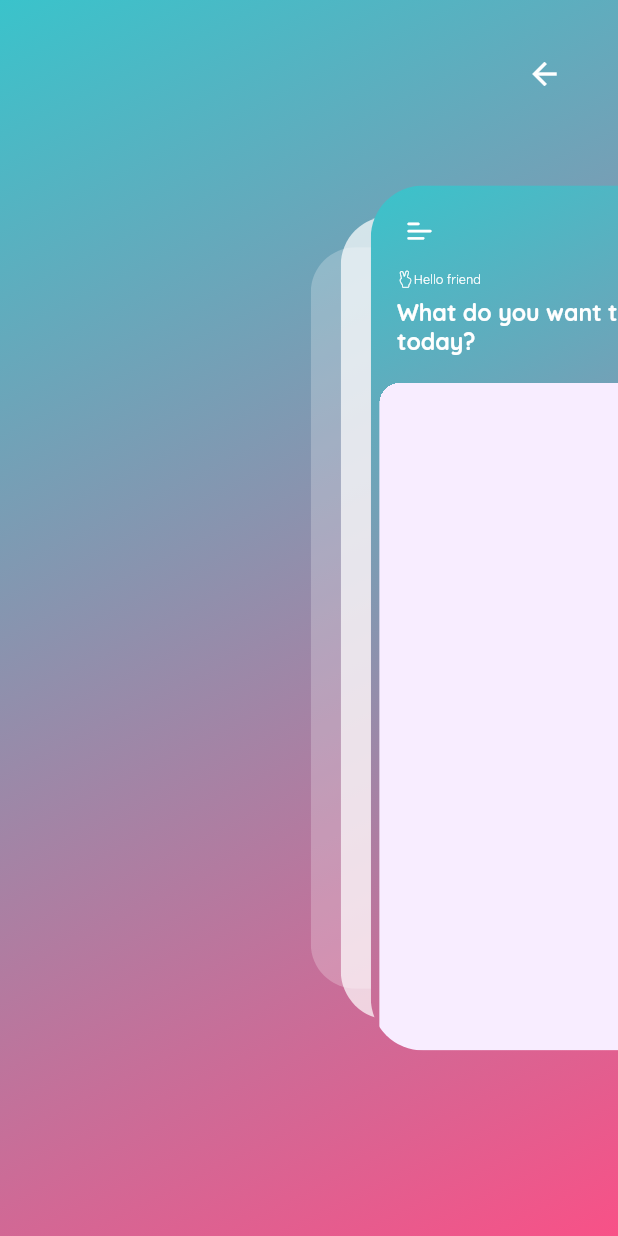
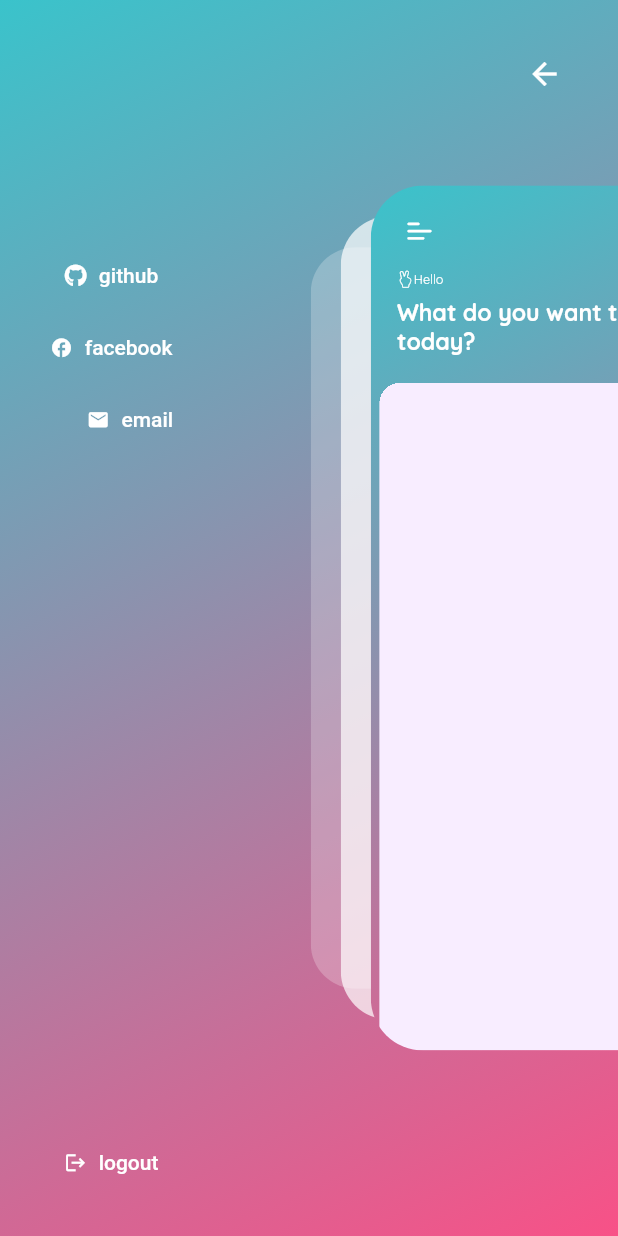
Before and after one commit to HoangHieuS/study-app-flutter, a Flutter app: the HomeScreen screen opened by its route, after a tap on an icon or button, on a phone screen of 412 x 824 dp. Run offline on Flutter 3.47's test engine with Material 2 defaults, Android fonts, the phone set to English and light mode, and no system bars; drawn by our look-alikes of flutter_zoom_drawer; our stand-ins replace cached_network_image, cloud_firestore, firebase_auth, firebase_core, firebase_storage, flutter_svg and 5 more; accounts and stored records are empty; project files that could hold a hidden picture were left out.

Commit message:
Design Menu Drawer & SignIn-SignOut Features

```diff
--- a/lib/controllers/controllers.dart
+++ b/lib/controllers/controllers.dart
@@ -1,4 +1,4 @@
 export 'question_papers/data_uploader.dart';
-export 'question_papers/question_paper_controller.dart';
+export 'question_papers/quiz_paper_controller.dart';
 export '../features/auth/controllers/auth_controller.dart';
 export 'theme_controller.dart';
--- a/lib/controllers/question_papers/question_paper_controller.dart
+++ b/lib/controllers/question_papers/quiz_paper_controller.dart
@@ -6,7 +6,7 @@ import 'package:get/get.dart';
 
 import '../../firebase/references.dart';
 
-class QuestionPaperController extends GetxController {
+class QuizPaperController extends GetxController {
   final allPapers = <QuestionPaperModel>[].obs;
 
   @override
@@ -44,7 +44,7 @@ class QuestionPaperController extends GetxController {
         Get.back();
         //Get.offNamed(page);
       } else {
-       // Get.toNamed('/questions', arguments: paper);
+        // Get.toNamed('/questions', arguments: paper);
       }
     } else {
       _authController.showLoginAleartDialogue();
--- a/lib/widgets/widgets.dart
+++ b/lib/core/core.dart
@@ -1,3 +1,3 @@
 export 'circle_button.dart';
 export 'dialog/dialog_widget.dart';
-export 'core/commom/app_logger.dart';
+export 'commom/app_logger.dart';
--- a/lib/widgets/dialog/dialog_widget.dart
+++ b/lib/core/dialog/dialog_widget.dart
@@ -12,6 +12,8 @@ class Dialogs {
   static Widget questionStartDialogue({required VoidCallback onTap}) {
     return AlertDialog(
       content: Column(
+        mainAxisSize: MainAxisSize.min,
+        crossAxisAlignment: CrossAxisAlignment.start,
         children: const [
           Text(
             'Hi...',
--- a/lib/features/home/controllers/home_controller.dart
+++ b/lib/features/home/controllers/home_controller.dart
@@ -1,13 +1,16 @@
+import 'package:firebase_auth/firebase_auth.dart';
+import 'package:flutter_study_app/controllers/controllers.dart';
 import 'package:flutter_zoom_drawer/flutter_zoom_drawer.dart';
 import 'package:get/get.dart';
 import 'package:url_launcher/url_launcher.dart';
 
 class HomeController extends GetxController {
   final zoomDrawerController = ZoomDrawerController();
+  Rxn<User?> user = Rxn();
 
   @override
   void onReady() {
-
+    user.value = Get.find<AuthController>().getUser();
     super.onReady();
   }
 
@@ -16,19 +19,28 @@ class HomeController extends GetxController {
     update();
   }
 
-  void signOut() {}
+  void signOut() {
+    Get.find<AuthController>().signOut();
+  }
 
   void signIn() {}
 
-  void website() {}
+  void github() {
+    _launchUrl('https://github.com/HoangHieuS');
+  }
+
+  void facebook() {
+    _launchUrl('https://github.com/HoangHieuS');
+  }
 
   void email() {
     final Uri emailLaunchUri = Uri(scheme: 'mailto', path: 'info@gmail.com');
-    _launchUrl(emailLaunchUri);
+    _launchUrl(emailLaunchUri.toString());
   }
 
-  Future<void> _launchUrl(Uri url) async {
-    if (!await launchUrl(url))  {
+  Future<void> _launchUrl(String url) async {
+    Uri uri = Uri.parse(url);
+    if (!await launchUrl(uri)) {
       throw 'Could not launch $url';
     }
   }
--- a/lib/features/home/screens/home_screen.dart
+++ b/lib/features/home/screens/home_screen.dart
@@ -1,19 +1,23 @@
 import 'package:flutter/material.dart';
 import 'package:flutter_study_app/configs/themes/themes.dart';
-import 'package:flutter_study_app/controllers/question_papers/question_paper_controller.dart';
+import 'package:flutter_study_app/controllers/question_papers/quiz_paper_controller.dart';
 import 'package:flutter_study_app/features/home/widgets/content_area.dart';
 import 'package:flutter_study_app/features/features.dart';
-import 'package:flutter_study_app/widgets/circle_button.dart';
+import 'package:flutter_study_app/core/circle_button.dart';
 import 'package:flutter_zoom_drawer/flutter_zoom_drawer.dart';
 import 'package:flutter_study_app/features/home/controllers/home_controller.dart';
 import 'package:get/get.dart';
 
+import '../../auth/controllers/auth_controller.dart';
+
 class HomeScreen extends GetView<HomeController> {
+  static const String routeName = '/home';
   const HomeScreen({super.key});
 
   @override
   Widget build(BuildContext context) {
-    QuestionPaperController quesitonController = Get.find();
+    QuizPaperController quesitonController = Get.find();
+    final user = Get.find<AuthController>().getUser();
     return Scaffold(
       body: GetBuilder<HomeController>(
         builder: (_) {
@@ -51,7 +55,7 @@ class HomeScreen extends GetView<HomeController> {
                               children: [
                                 const Icon(AppIcons.peace),
                                 Text(
-                                  'Hello friend',
+                                  user != null ? 'Hello ${user.displayName}': 'Hello Friend',
                                   style: detailText.copyWith(
                                       color: onSurfaceTextColor),
                                 ),
--- a/lib/features/home/widgets/menu_drawer.dart
+++ b/lib/features/home/widgets/menu_drawer.dart
@@ -1,6 +1,7 @@
 import 'package:flutter/material.dart';
 import 'package:flutter_study_app/configs/themes/themes.dart';
 import 'package:flutter_study_app/features/home/controllers/home_controller.dart';
+import 'package:font_awesome_flutter/font_awesome_flutter.dart';
 import 'package:get/get.dart';
 
 class MenuDrawer extends GetView<HomeController> {
@@ -28,6 +29,52 @@ class MenuDrawer extends GetView<HomeController> {
                   onPressed: () => controller.toggleDrawer(),
                 ),
               ),
+              Padding(
+                padding: EdgeInsets.only(
+                    right: MediaQuery.of(context).size.width * 0.3),
+                child: Column(
+                  children: [
+                    Obx(
+                      () => controller.user.value == null
+                          ? const SizedBox()
+                          : Text(
+                              controller.user.value!.displayName ?? 'Unknown',
+                              style: const TextStyle(
+                                fontWeight: FontWeight.w900,
+                                fontSize: 18,
+                                color: onSurfaceTextColor,
+                              ),
+                            ),
+                    ),
+                    const Spacer(flex: 1),
+                    _DrawerButton(
+                      isFIcon: true,
+                      icon: FontAwesomeIcons.github,
+                      label: 'github',
+                      onPressed: () => controller.github(),
+                    ),
+                    _DrawerButton(
+                      icon: Icons.facebook,
+                      label: 'facebook',
+                      onPressed: () => controller.facebook(),
+                    ),
+                    Padding(
+                      padding: const EdgeInsets.only(left: 25),
+                      child: _DrawerButton(
+                        icon: Icons.email,
+                        label: 'email',
+                        onPressed: () => controller.email(),
+                      ),
+                    ),
+                    const Spacer(flex: 4),
+                    _DrawerButton(
+                      icon: Icons.logout,
+                      label: 'logout',
+                      onPressed: () => controller.signOut(),
+                    ),
+                  ],
+                ),
+              ),
             ],
           ),
         ),
@@ -35,3 +82,37 @@ class MenuDrawer extends GetView<HomeController> {
     );
   }
 }
+
+class _DrawerButton extends StatelessWidget {
+  final IconData icon;
+  final bool isFIcon;
+  final String label;
+  final VoidCallback? onPressed;
+  const _DrawerButton({
+    required this.icon,
+    this.isFIcon = false,
+    required this.label,
+    this.onPressed,
+  });
+
+  @override
+  Widget build(BuildContext context) {
+    return TextButton.icon(
+      onPressed: onPressed,
+      icon: isFIcon
+          ? Icon(
+              icon,
+              size: 15,
+            )
+          : FaIcon(
+              icon,
+              size: 15,
+            ),
+      label: Text(label),
+      style: TextButton.styleFrom(
+        backgroundColor: Colors.transparent,
+        foregroundColor: onSurfaceTextColor,
+      ),
+    );
+  }
+}
--- a/lib/features/home/widgets/question_card.dart
+++ b/lib/features/home/widgets/question_card.dart
@@ -5,7 +5,9 @@ import 'package:flutter_study_app/models/models.dart';
 import 'package:flutter_study_app/features/home/widgets/custom_icon_text.dart';
 import 'package:get/get.dart';
 
-class QuestionCard extends StatelessWidget {
+import '../../../controllers/question_papers/quiz_paper_controller.dart';
+
+class QuestionCard extends GetView<QuizPaperController> {
   final QuestionPaperModel model;
   const QuestionCard({
     super.key,
@@ -27,7 +29,7 @@ class QuestionCard extends StatelessWidget {
       ),
       child: InkWell(
         onTap: () {
-          print('${model.title}');
+          controller.navigateToQuestions(paper: model);
         },
         child: Padding(
           padding: const EdgeInsets.all(_padding),
--- a/lib/features/introduction/screens/introduction_screen.dart
+++ b/lib/features/introduction/screens/introduction_screen.dart
@@ -1,5 +1,5 @@
 import 'package:flutter/material.dart';
-import 'package:flutter_study_app/widgets/widgets.dart';
+import 'package:flutter_study_app/core/core.dart';
 import 'package:get/get.dart';
 
 import '../../../configs/themes/colors.dart';
--- a/lib/routes.dart
+++ b/lib/routes.dart
@@ -1,4 +1,5 @@
 import 'package:flutter_study_app/controllers/controllers.dart';
+import 'package:flutter_study_app/features/auth/screens/login_screen.dart';
 import 'package:get/get.dart';
 
 import 'features/home/controllers/home_controller.dart';
@@ -15,12 +16,16 @@ class Routes {
           page: () => const IntroductionScreen(),
         ),
         GetPage(
-          name: '/home',
+          name: HomeScreen.routeName,
           page: () => const HomeScreen(),
           binding: BindingsBuilder(() {
-            Get.put(QuestionPaperController());
+            Get.put(QuizPaperController());
             Get.put(HomeController());
           }),
         ),
+         GetPage(
+          name: LoginScreen.routeName,
+          page: () => const LoginScreen(),
+        ),
       ];
 }
--- a/pubspec.yaml
+++ b/pubspec.yaml
@@ -47,6 +47,8 @@ dependencies:
   firebase_auth: ^3.11.2
   google_sign_in: ^5.4.2
   logger: ^1.1.0
+  flutter_svg: ^1.1.6
+  font_awesome_flutter: ^10.2.1
 
 
 dev_dependencies:
```
Also changed, not shown: lib/core/commom/main_button.dart (added, +51 -0 lines), lib/features/auth/controllers/auth_controller.dart (+30 -4 lines), lib/features/auth/screens/login_screen.dart (added, +67 -0 lines), lib/core/circle_button.dart (renamed from lib/widgets/circle_button.dart), lib/core/commom/app_logger.dart (renamed from lib/widgets/core/commom/app_logger.dart), pubspec.lock, 2 other files.
